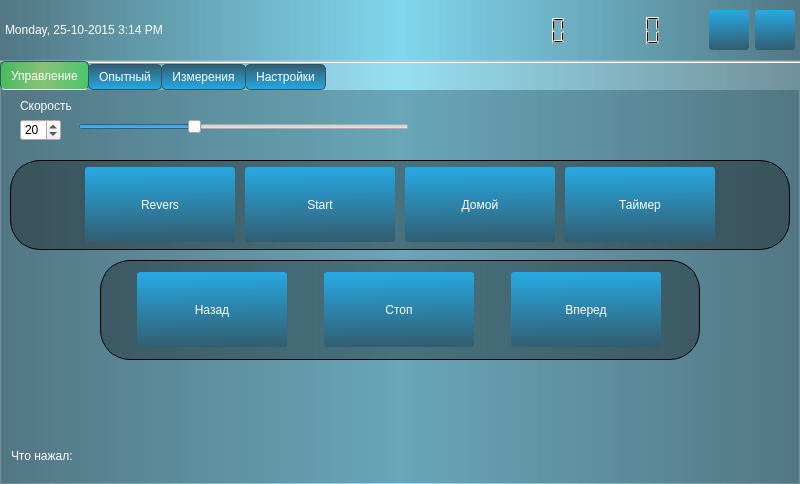
This is style/wake.ui in Vestimy/wake_app as Qt 5 draws it before an edit. The edited form follows.
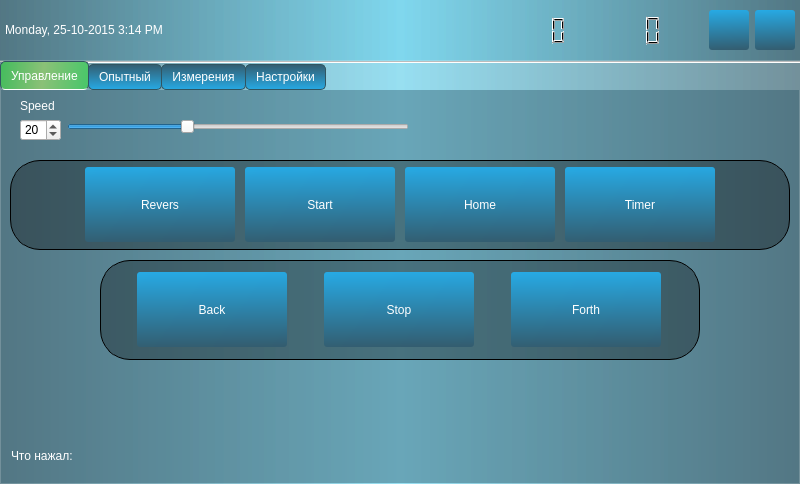
This is the edited form. The open tabs and pages were chosen to show the change. Icons and pictures are not drawn.

The edit to the form file:
```diff
--- a/style/wake.ui
+++ b/style/wake.ui
@@ -477,7 +477,7 @@
             <item row="0" column="0">
              <widget class="QLabel" name="Label_1">
               <property name="text">
-               <string>Скорость</string>
+               <string>Speed</string>
               </property>
              </widget>
             </item>
@@ -737,7 +737,7 @@
                  </size>
                 </property>
                 <property name="text">
-                 <string>Домой</string>
+                 <string>Home</string>
                 </property>
                </widget>
               </item>
@@ -772,7 +772,7 @@
                  </size>
                 </property>
                 <property name="text">
-                 <string>Таймер</string>
+                 <string>Timer</string>
                 </property>
                </widget>
               </item>
@@ -897,7 +897,7 @@
                </size>
               </property>
               <property name="text">
-               <string>Назад</string>
+               <string>Back</string>
               </property>
              </widget>
             </item>
@@ -916,7 +916,7 @@
                </size>
               </property>
               <property name="text">
-               <string>Стоп</string>
+               <string>Stop</string>
               </property>
              </widget>
             </item>
@@ -935,7 +935,7 @@
                </size>
               </property>
               <property name="text">
-               <string>Вперед</string>
+               <string>Forth</string>
               </property>
              </widget>
             </item>
```
Left out of the diff: 4 changed lines with no effect on the pictures.
